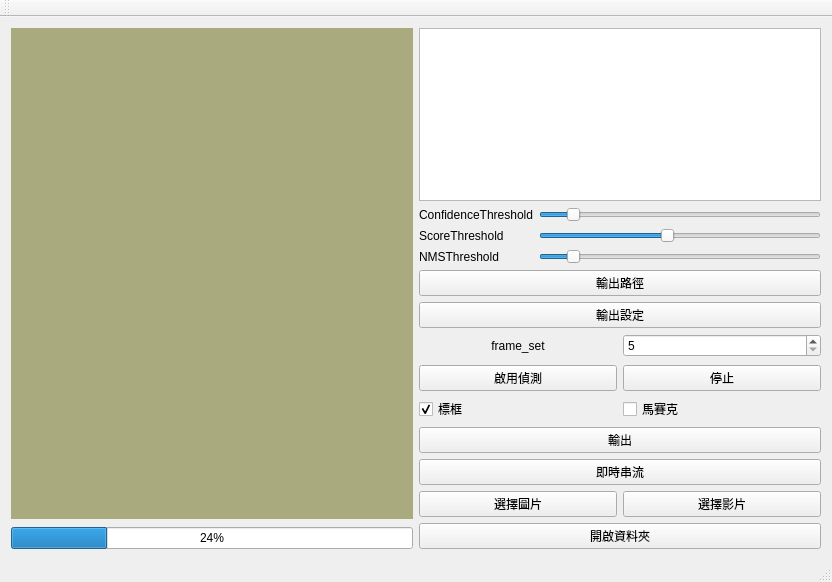
First picture: the form in code/Qt_yolo_1/Qt_yolo_1.ui, repository Acker404/yolo11_test, before the edit.
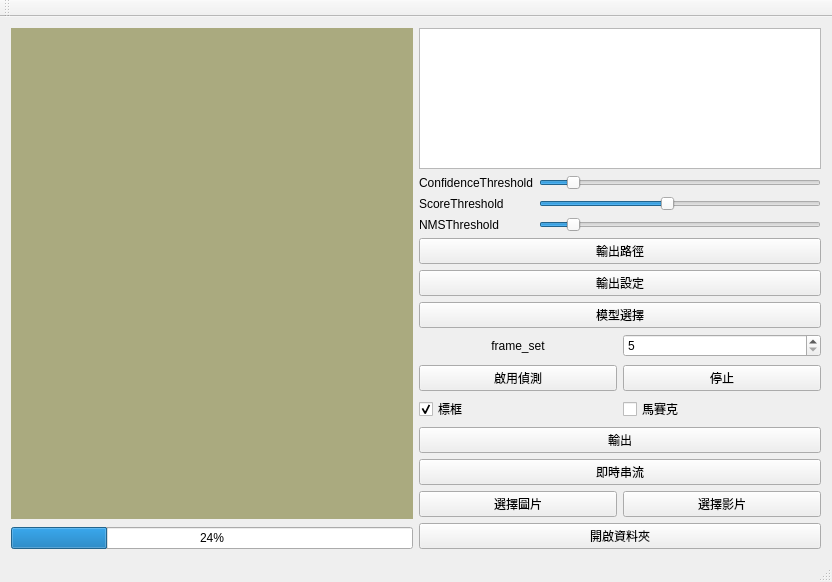
Second picture: the form after the edit.

Commit message: add model select function

```diff
--- a/code/Qt_yolo_1/Qt_yolo_1.ui
+++ b/code/Qt_yolo_1/Qt_yolo_1.ui
@@ -152,6 +152,13 @@
         </property>
        </widget>
       </item>
+      <item>
+       <widget class="QPushButton" name="pushButton_select_model">
+        <property name="text">
+         <string>模型選擇</string>
+        </property>
+       </widget>
+      </item>
       <item>
        <layout class="QVBoxLayout" name="verticalLayout_detect" stretch="0,0">
         <property name="spacing">
```
The commit also changes 2 other files.
